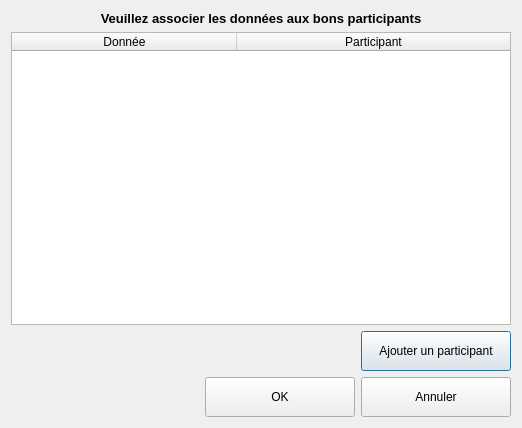
Qt form python/resources/ui/ImportMatchDialog.ui (introlab/OpenIMU) before a commit.
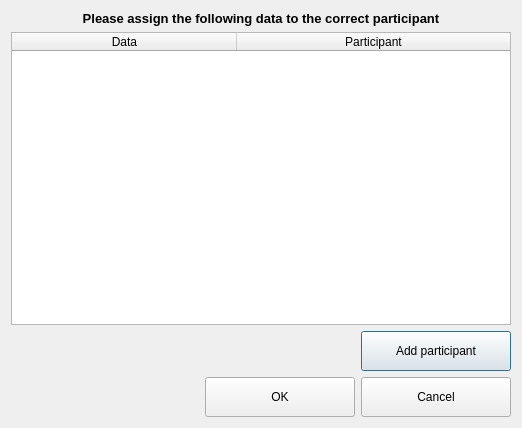
The same form after that commit. Icons and pictures are not drawn.

Commit message: Refs #9. Updated English translation for streamers and import matchers Refs #66. Revised Apple Watch server UI.

```diff
--- a/python/resources/ui/ImportMatchDialog.ui
+++ b/python/resources/ui/ImportMatchDialog.ui
@@ -19,12 +19,11 @@
      <property name="font">
       <font>
        <pointsize>10</pointsize>
-       <weight>75</weight>
        <bold>true</bold>
       </font>
      </property>
      <property name="text">
-      <string>Veuillez associer les données aux bons participants</string>
+      <string>Please assign the following data to the correct participant</string>
      </property>
      <property name="alignment">
       <set>Qt::AlignCenter</set>
@@ -50,7 +49,7 @@
      </attribute>
      <column>
       <property name="text">
-       <string>Donnée</string>
+       <string>Data</string>
       </property>
      </column>
      <column>
@@ -87,7 +86,7 @@
         <cursorShape>PointingHandCursor</cursorShape>
        </property>
        <property name="text">
-        <string>Ajouter un participant</string>
+        <string>Add participant</string>
        </property>
        <property name="icon">
         <iconset resource="../core.qrc">
@@ -156,7 +155,7 @@
         <cursorShape>PointingHandCursor</cursorShape>
        </property>
        <property name="text">
-        <string>Annuler</string>
+        <string>Cancel</string>
        </property>
        <property name="icon">
         <iconset resource="../core.qrc">
```
Left out of the diff: 20 changed lines with no effect on the pictures. The commit also changes 28 other files.
